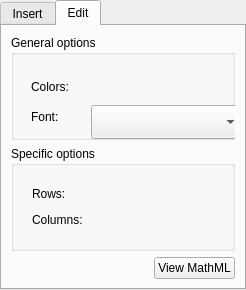
First picture: the form in plugins/formulashape/FormulaToolWidget.ui, repository KDE/calligra, before the edit.
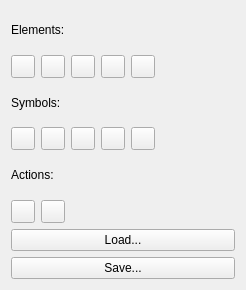
Second picture: the form after the edit. The open tabs and pages were chosen to show the change. Custom widgets are drawn as their Qt base class.

```diff
--- a/plugins/formulashape/FormulaToolWidget.ui
+++ b/plugins/formulashape/FormulaToolWidget.ui
@@ -1,7 +1,7 @@
 <?xml version="1.0" encoding="UTF-8"?>
 <ui version="4.0">
- <class>mainTabWidget</class>
- <widget class="QTabWidget" name="mainTabWidget">
+ <class>FormulaToolWidget</class>
+ <widget class="QWidget" name="FormulaToolWidget">
   <property name="geometry">
    <rect>
     <x>0</x>
@@ -10,34 +10,15 @@
     <height>290</height>
    </rect>
   </property>
-  <property name="currentIndex">
-   <number>0</number>
-  </property>
-  <widget class="QWidget" name="tab">
-   <property name="sizePolicy">
-    <sizepolicy hsizetype="Preferred" vsizetype="Fixed">
-     <horstretch>0</horstretch>
-     <verstretch>0</verstretch>
-    </sizepolicy>
-   </property>
-   <attribute name="title">
-    <string>Insert</string>
-   </attribute>
-   <layout class="QFormLayout" name="formLayout">
-    <item row="0" column="0" colspan="2">
-     <widget class="QGroupBox" name="groupElements">
-      <property name="sizePolicy">
-       <sizepolicy hsizetype="Fixed" vsizetype="Fixed">
-        <horstretch>30</horstretch>
-        <verstretch>30</verstretch>
-       </sizepolicy>
-      </property>
-      <property name="title">
-       <string>Elements</string>
-      </property>
-      <property name="flat">
-       <bool>true</bool>
-      </property>
+  <layout class="QVBoxLayout" name="formLayout">
+   <item row="0">
+    <widget class="QLabel">
+     <property name="text">
+      <string>Elements:</string>
+     </property>
+    </widget>
+   </item>
+   <item row="1">
       <layout class="QHBoxLayout" name="horizontalLayout">
        <item>
         <widget class="QToolButton" name="buttonFence">
@@ -118,22 +99,15 @@
         </spacer>
        </item>
       </layout>
-     </widget>
-    </item>
-    <item row="1" column="0" colspan="2">
-     <widget class="QGroupBox" name="groupSymbols">
-      <property name="sizePolicy">
-       <sizepolicy hsizetype="Fixed" vsizetype="Fixed">
-        <horstretch>0</horstretch>
-        <verstretch>0</verstretch>
-       </sizepolicy>
-      </property>
-      <property name="title">
-       <string>Symbols</string>
-      </property>
-      <property name="flat">
-       <bool>true</bool>
-      </property>
+   </item>
+   <item row="2">
+    <widget class="QLabel">
+     <property name="text">
+      <string>Symbols:</string>
+     </property>
+    </widget>
+   </item>
+   <item row="3">
       <layout class="QHBoxLayout" name="horizontalLayout_2">
        <item>
         <widget class="QToolButton" name="buttonRelation">
@@ -214,22 +188,15 @@
         </spacer>
        </item>
       </layout>
-     </widget>
-    </item>
-    <item row="2" column="0" colspan="2">
-     <widget class="QGroupBox" name="groupActions">
-      <property name="sizePolicy">
-       <sizepolicy hsizetype="Fixed" vsizetype="Fixed">
-        <horstretch>0</horstretch>
-        <verstretch>0</verstretch>
-       </sizepolicy>
-      </property>
-      <property name="title">
-       <string>Actions</string>
-      </property>
-      <property name="flat">
-       <bool>true</bool>
-      </property>
+   </item>
+   <item row="4">
+    <widget class="QLabel">
+     <property name="text">
+      <string>Actions:</string>
+     </property>
+    </widget>
+   </item>
+   <item row="5">
       <layout class="QHBoxLayout" name="horizontalLayout_3">
        <item>
         <widget class="QToolButton" name="buttonRow">
@@ -271,16 +238,15 @@
         </spacer>
        </item>
       </layout>
-     </widget>
-    </item>
-    <item row="3" column="0">
+   </item>
+   <item row="6">
      <widget class="QPushButton" name="buttonLoad">
       <property name="text">
        <string comment="This button opens a file dialog to load a MathML file">Load...</string>
       </property>
      </widget>
     </item>
-    <item row="3" column="1">
+   <item row="7">
      <widget class="QPushButton" name="buttonSave">
       <property name="text">
        <string>Save...</string>
@@ -289,134 +255,4 @@
     </item>
    </layout>
   </widget>
-  <widget class="QWidget" name="tab_2">
-   <attribute name="title">
-    <string>Edit</string>
-   </attribute>
-   <layout class="QGridLayout" name="gridLayout_5">
-    <item row="0" column="0" colspan="2">
-     <widget class="QGroupBox" name="groupGeneralOptions">
-      <property name="title">
-       <string>General options</string>
-      </property>
-      <property name="flat">
-       <bool>true</bool>
-      </property>
-      <widget class="KoFontComboBox" name="fontComboBox">
-       <property name="geometry">
-        <rect>
-         <x>80</x>
-         <y>70</y>
-         <width>151</width>
-         <height>34</height>
-        </rect>
-       </property>
-      </widget>
-      <widget class="QLabel" name="label">
-       <property name="geometry">
-        <rect>
-         <x>20</x>
-         <y>70</y>
-         <width>41</width>
-         <height>24</height>
-        </rect>
-       </property>
-       <property name="text">
-        <string>Font:</string>
-       </property>
-       <property name="buddy">
-        <cstring>fontComboBox</cstring>
-       </property>
-      </widget>
-      <widget class="QLabel" name="labelColors">
-       <property name="geometry">
-        <rect>
-         <x>20</x>
-         <y>40</y>
-         <width>61</width>
-         <height>24</height>
-        </rect>
-       </property>
-       <property name="text">
-        <string>Colors:</string>
-       </property>
-      </widget>
-     </widget>
-    </item>
-    <item row="1" column="0" colspan="2">
-     <widget class="QGroupBox" name="groupSpecificOptions">
-      <property name="title">
-       <string>Specific options</string>
-      </property>
-      <property name="flat">
-       <bool>true</bool>
-      </property>
-      <layout class="QGridLayout" name="gridLayout_3">
-       <item row="0" column="0" rowspan="2">
-        <widget class="QStackedWidget" name="stackedWidget">
-         <property name="sizePolicy">
-          <sizepolicy hsizetype="Preferred" vsizetype="Minimum">
-           <horstretch>0</horstretch>
-           <verstretch>0</verstretch>
-          </sizepolicy>
-         </property>
-         <property name="currentIndex">
-          <number>0</number>
-         </property>
-         <widget class="QWidget" name="Table">
-          <layout class="QGridLayout" name="gridLayout_4">
-           <item row="0" column="0">
-            <widget class="QLabel" name="label_3">
-             <property name="text">
-              <string>Rows:</string>
-             </property>
-            </widget>
-           </item>
-           <item row="1" column="0">
-            <widget class="QLabel" name="label_4">
-             <property name="text">
-              <string>Columns:</string>
-             </property>
-            </widget>
-           </item>
-          </layout>
-         </widget>
-         <widget class="QWidget" name="page_2"/>
-        </widget>
-       </item>
-      </layout>
-     </widget>
-    </item>
-    <item row="2" column="0">
-     <spacer name="horizontalSpacer">
-      <property name="orientation">
-       <enum>Qt::Horizontal</enum>
-      </property>
-      <property name="sizeHint" stdset="0">
-       <size>
-        <width>104</width>
-        <height>20</height>
-       </size>
-      </property>
-     </spacer>
-    </item>
-    <item row="2" column="1">
-     <widget class="QPushButton" name="pushButton">
-      <property name="text">
-       <string>View MathML</string>
-      </property>
-     </widget>
-    </item>
-   </layout>
-  </widget>
- </widget>
- <customwidgets>
-  <customwidget>
-   <class>KoFontComboBox</class>
-   <extends>QComboBox</extends>
-   <header>KoFontComboBox.h</header>
-  </customwidget>
- </customwidgets>
- <resources/>
- <connections/>
 </ui>
```
Lines whose indentation alone changed are shown as unchanged.
